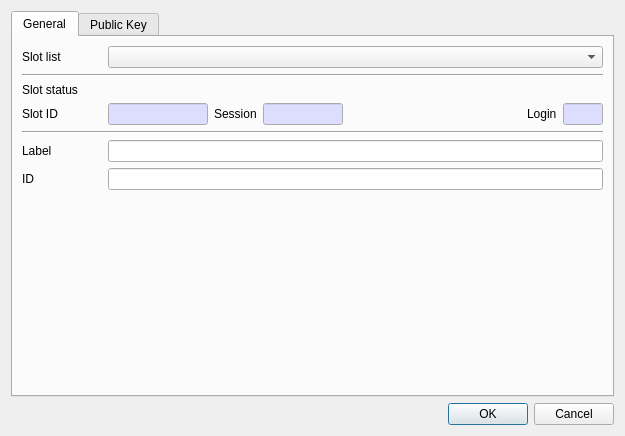
This is CryptokiMan/create_dsa_pub_key_dlg.ui in jykim74/CryptokiMan as Qt 5 draws it before an edit. The edited form follows.
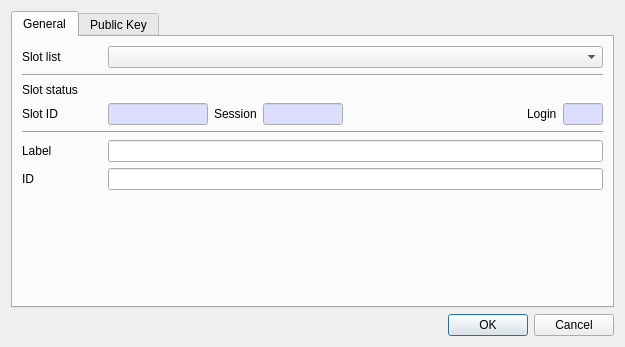
This is the edited form.

Diff of the .ui file:
```diff
--- a/CryptokiMan/create_dsa_pub_key_dlg.ui
+++ b/CryptokiMan/create_dsa_pub_key_dlg.ui
@@ -7,7 +7,7 @@
     <x>0</x>
     <y>0</y>
     <width>625</width>
-    <height>436</height>
+    <height>331</height>
    </rect>
   </property>
   <property name="windowTitle">
```
